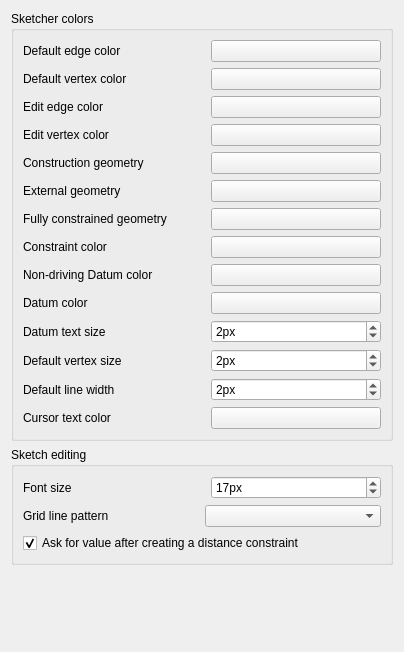
Qt form src/Mod/Sketcher/Gui/SketcherSettings.ui (berndhahnebach/All_FreeCAD) before a commit.
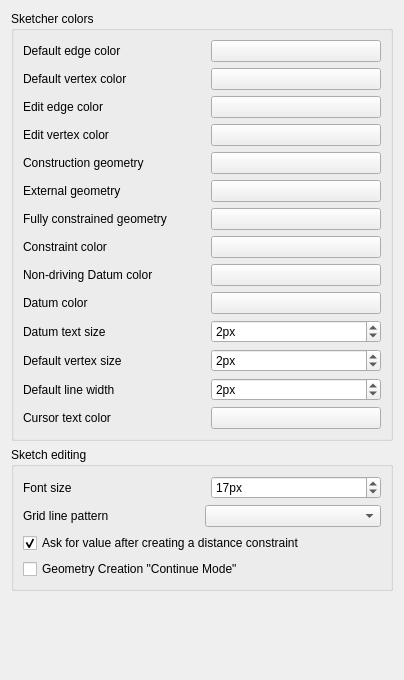
The same form after that commit. Custom widgets are drawn as their Qt base class.

Commit message:
Sketcher: New Feature: Continuous creation mode ===============================================
When creating a type of geometric element, the user can create as many elements of that type he wishes without having to click the button before each insertion.

The insertion of that type of elements ends by pressing ESC or clicking the right button of the mouse.

This mode is by default disabled and can be enabled in Preferences->Display->Sketch->Geometry Creation "Continue Mode".

Patch:
```diff
--- a/src/Mod/Sketcher/Gui/SketcherSettings.ui
+++ b/src/Mod/Sketcher/Gui/SketcherSettings.ui
@@ -7,7 +7,7 @@
     <x>0</x>
     <y>0</y>
     <width>404</width>
-    <height>652</height>
+    <height>680</height>
    </rect>
   </property>
   <property name="windowTitle">
@@ -565,6 +565,19 @@
         </property>
        </widget>
       </item>
+      <item row="3" column="0">
+       <widget class="Gui::PrefCheckBox" name="continueMode">
+        <property name="text">
+         <string>Geometry Creation &quot;Continue Mode&quot;</string>
+        </property>
+        <property name="prefEntry" stdset="0">
+         <cstring>ContinuousCreationMode</cstring>
+        </property>
+        <property name="prefPath" stdset="0">
+         <cstring>Mod/Sketcher</cstring>
+        </property>
+       </widget>
+      </item>
      </layout>
     </widget>
    </item>
```
The commit also changes 2 other files.
